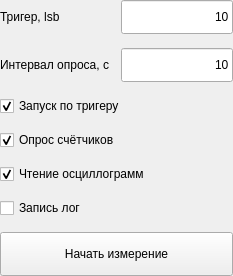
Old version of the form app/widgets/oscilloscope/run_control_widget.ui in the repository AtariVC/ddii_scopus.
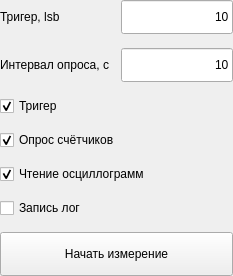
New version of the form. Custom widgets are drawn as their Qt base class.

Commit message: feat: Add trigger selection functionality to ModbusMPPCommand and update RunControlWidget UI

Diff of the .ui file:
```diff
--- a/app/widgets/oscilloscope/run_control_widget.ui
+++ b/app/widgets/oscilloscope/run_control_widget.ui
@@ -2,6 +2,14 @@
 <ui version="4.0">
  <class>RunControlWidget</class>
  <widget class="QWidget" name="RunControlWidget">
+  <property name="geometry">
+   <rect>
+    <x>0</x>
+    <y>0</y>
+    <width>216</width>
+    <height>268</height>
+   </rect>
+  </property>
   <layout class="QVBoxLayout" name="root">
    <property name="leftMargin"><number>0</number></property>
    <property name="topMargin"><number>0</number></property>
@@ -49,11 +57,21 @@
 
    <!-- флаги -->
    <item>
-    <widget class="QCheckBox" name="checkBox_trigger_start">
-     <property name="text"><string>Запуск по тригеру</string></property>
-     <property name="checked"><bool>true</bool></property>
-     <property name="toolTip"><string>Ждать превышения порога вместо принудительного запуска</string></property>
-    </widget>
+    <layout class="QHBoxLayout" name="horizontalLayout_trig">
+     <item>
+      <widget class="QCheckBox" name="checkBox_trigger_start">
+       <property name="toolTip">
+        <string>Ждать превышения порога вместо принудительного запуска</string>
+       </property>
+       <property name="text">
+        <string>Тригер</string>
+       </property>
+       <property name="checked">
+        <bool>true</bool>
+       </property>
+      </widget>
+     </item>
+    </layout>
    </item>
    <item>
     <widget class="QCheckBox" name="checkBox_counters">
```
Left out of the diff: 138 changed lines with no effect on the pictures. The commit also changes 3 other files.
